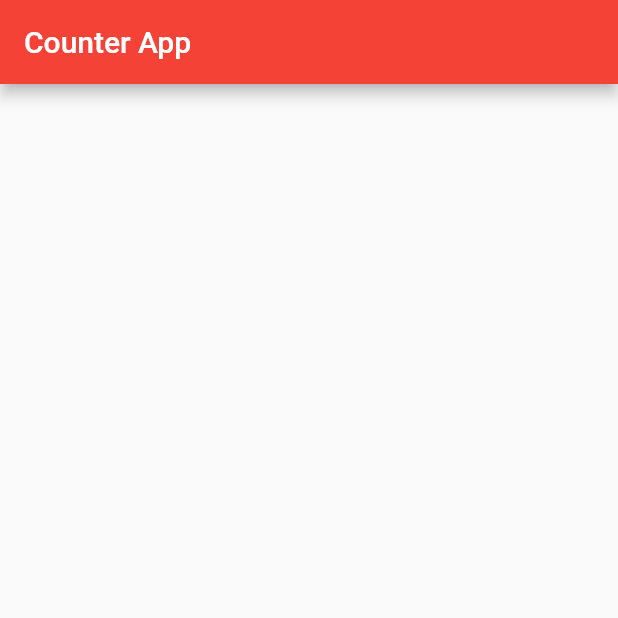
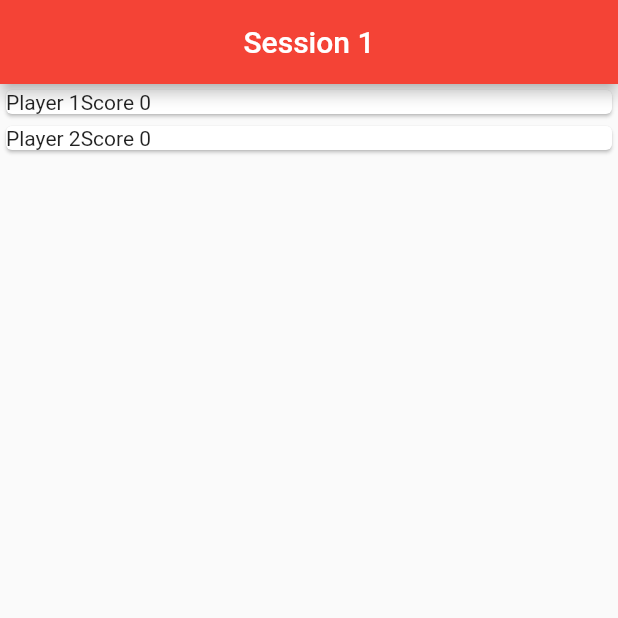
Before and after one commit to Ace1020302/counter-app, a Flutter app: the screen it shows after launch, on a phone screen of 412 x 824 dp, the top half of it. Run offline on Flutter 3.47's test engine with Material 2 defaults, Android fonts, the phone set to English and light mode, and no system bars; our stand-ins replace flutter_slidable.

Commit message:
created a way to display the sessions data and counter data in separate stateful widget

```diff
--- /dev/null
+++ b/lib/components/session_widget.dart
@@ -0,0 +1,44 @@
+import 'package:counter_app/counter.dart';
+import 'package:flutter/material.dart';
+
+import '../session.dart';
+
+class SessionWidget extends StatefulWidget {
+  final Session session;
+
+  SessionWidget(this.session);
+
+  @override
+  State<StatefulWidget> createState() {
+    return SessionWidgetState(session);
+  }
+}
+
+class SessionWidgetState extends State<SessionWidget> {
+  Session session;
+
+  SessionWidgetState(this.session);
+
+  @override
+  Widget build(BuildContext context) {
+    List<Counter> counters = session.counters;
+    return Scaffold(
+      appBar: AppBar(
+        title: Center(child: Text(session.name)),
+      ),
+      body: ListView.builder(
+        itemCount: counters.length,
+        itemBuilder: (BuildContext context, int index) {
+          Counter counter = counters[index];
+          return Card(
+              child: Row(
+            children: <Widget>[
+              Text(counter.name),
+              Text('Score ${counter.score}')
+            ],
+          ));
+        },
+      ),
+    );
+  }
+}
--- a/lib/counter.dart
+++ b/lib/counter.dart
@@ -2,5 +2,5 @@ class Counter {
   String name;
   int score;
 
-  Counter(this.name) {}
+  Counter(this.name, this.score);
 }
--- a/lib/screens/home_screen_2.dart
+++ b/lib/screens/home_screen_2.dart
@@ -1,5 +1,7 @@
+import 'package:counter_app/components/session_widget.dart';
 import 'package:flutter/material.dart';
 
+import '../counter.dart';
 import '../session.dart';
 
 class HomeScreen extends StatefulWidget {
@@ -11,17 +13,20 @@ class HomeScreen extends StatefulWidget {
 
 // Creates a List of sessions which will be clickable and maluable
 class HomeScreenState extends State<HomeScreen> {
+  List<Counter> counters = [Counter('Player 1', 0), Counter('Player 2', 0)];
   @override
   Widget build(BuildContext context) {
-    List<Session> sessions = [];
+    List<Session> sessions = [Session('Session 1', counters)];
 
     return Scaffold(
-      appBar: AppBar(
-        title: Text(
-          'Counter App',
-          textAlign: TextAlign.center,
-        ),
-      ),
+      appBar: null,
+      // appBar: AppBar(
+      //   title: Text(
+      //     'Counter App',
+      //     textAlign: TextAlign.center,
+      //   ),
+      // ),
+      body: SessionWidget(sessions[0]),
     );
   }
 }
--- a/lib/session.dart
+++ b/lib/session.dart
@@ -1,5 +1,8 @@
+import 'counter.dart';
+
 class Session {
   String name;
   List<Counter> counters = [];
-  Session(this.name, this.counters) {}
+
+  Session(this.name, this.counters);
 }
```
